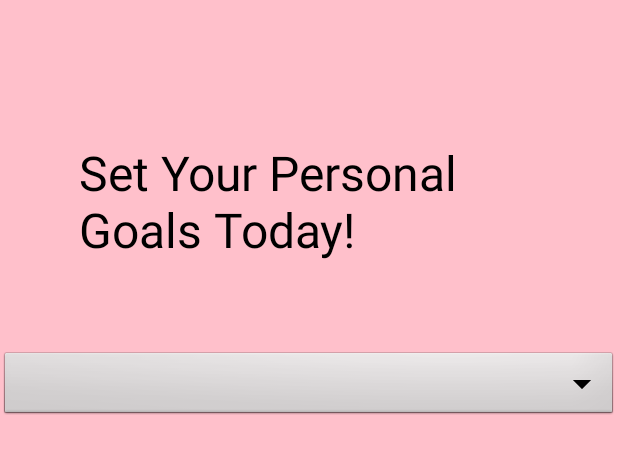
After one commit to s-ramyalakshmi/MC-BeTheBestYou, an Android app: the layout activity_personal_goal.xml on its own in the app's theme, with its tools: preview values and no code run, on a phone screen of 412 x 824 dp. The commit adds this screen. Shown: the top 454 px of the screen. Run offline under Robolectric (Android 15) with nearby library versions, the phone set to English and light mode, and no system bars.

Commit message:
Personal Goal Activity with Recommendations

```diff
--- /dev/null
+++ b/app/src/main/res/layout/activity_personal_goal.xml
@@ -0,0 +1,46 @@
+<?xml version="1.0" encoding="utf-8"?>
+<androidx.constraintlayout.widget.ConstraintLayout xmlns:android="http://schemas.android.com/apk/res/android"
+    xmlns:app="http://schemas.android.com/apk/res-auto"
+    xmlns:tools="http://schemas.android.com/tools"
+    android:layout_width="match_parent"
+    android:layout_height="match_parent"
+    android:background="#FFC0CB">
+
+    <TextView
+        android:id="@+id/textView"
+        android:layout_width="306dp"
+        android:layout_height="123dp"
+        android:text="Set Your Personal Goals Today!"
+        android:textColor="@color/black"
+        android:textSize="32dp"
+        app:layout_constraintBottom_toBottomOf="parent"
+        app:layout_constraintEnd_toEndOf="parent"
+        app:layout_constraintHorizontal_bias="0.496"
+        app:layout_constraintStart_toStartOf="parent"
+        app:layout_constraintTop_toTopOf="parent"
+        app:layout_constraintVertical_bias="0.133" />
+
+    <Spinner
+        android:id="@+id/goalsSpinner"
+        android:layout_width="0dp"
+        android:layout_height="wrap_content"
+        android:layout_marginTop="16dp"
+        android:layout_marginBottom="16dp"
+        app:layout_constraintTop_toBottomOf="@+id/textView"
+        app:layout_constraintStart_toStartOf="parent"
+        app:layout_constraintEnd_toEndOf="parent"
+        android:background="@android:drawable/btn_dropdown"
+        />
+
+    <ListView
+        android:id="@+id/linkListView"
+        android:layout_width="390dp"
+        android:layout_height="424dp"
+        app:layout_constraintBottom_toBottomOf="parent"
+        app:layout_constraintEnd_toEndOf="parent"
+        app:layout_constraintStart_toStartOf="parent"
+        app:layout_constraintTop_toBottomOf="@+id/goalsSpinner" />
+
+
+
+</androidx.constraintlayout.widget.ConstraintLayout>
```
Also changed, not shown: app/src/main/java/com/example/bethebestyou/PersonalGoalActivity.java (+144 -1 lines), app/src/main/res/layout/link_item.xml (added, +22 -0 lines), app/src/main/res/drawable/diet_thumbnail.png (added), app/src/main/res/drawable/stress_reduction_thumbnail.png (added), app/src/main/res/drawable/stress_reduction_thumbnail2.png (added), app/src/main/res/drawable/stress_reduction_thumbnail3.png (added), app/src/main/res/drawable/walking_thumbnail.png (added), app/src/main/res/drawable/weight_gain_thumbnail2.png (added), app/src/main/res/drawable/weight_loss_thumbnail.png (added), 2 other files.
